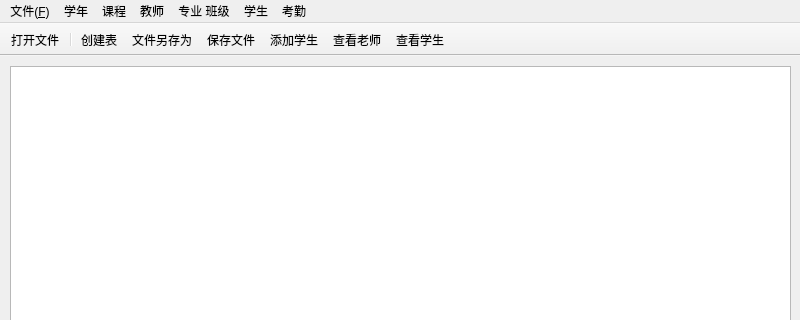
Qt form mainwindow.ui (GanYv123/DataProcessing) before a commit; both pictures show x 0 to 800 and y 0 to 320 of the 800 by 600 pixel window.
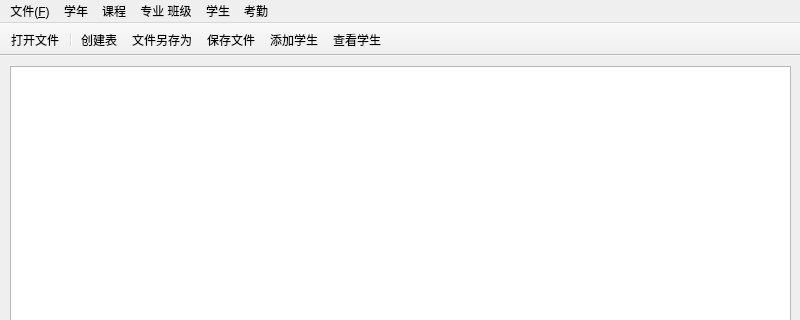
The same form after that commit. Icons and pictures are not drawn.

Patch:
```diff
--- a/mainwindow.ui
+++ b/mainwindow.ui
@@ -57,15 +57,6 @@
     <addaction name="ac_deleteStu"/>
     <addaction name="ac_checkStu"/>
    </widget>
-   <widget class="QMenu" name="menu_3">
-    <property name="title">
-     <string>教师</string>
-    </property>
-    <addaction name="ac_addTec"/>
-    <addaction name="separator"/>
-    <addaction name="ac_deleteTec"/>
-    <addaction name="ac_checkTec"/>
-   </widget>
    <widget class="QMenu" name="menu_4">
     <property name="title">
      <string>课程</string>
@@ -94,7 +85,6 @@
    <addaction name="menu"/>
    <addaction name="menu_6"/>
    <addaction name="menu_4"/>
-   <addaction name="menu_3"/>
    <addaction name="menu_7"/>
    <addaction name="menu_2"/>
    <addaction name="menu_5"/>
@@ -125,7 +115,6 @@
    <addaction name="ac_Save_as"/>
    <addaction name="ac_saveFiles"/>
    <addaction name="ac_addStu"/>
-   <addaction name="ac_checkTec"/>
    <addaction name="ac_checkStu"/>
   </widget>
   <action name="ac_openFiles">
@@ -305,18 +294,6 @@
     <string>查看学生</string>
    </property>
   </action>
-  <action name="ac_checkTec">
-   <property name="icon">
-    <iconset resource="icons.qrc">
-     <normaloff>:/images/app.ico</normaloff>:/images/app.ico</iconset>
-   </property>
-   <property name="text">
-    <string>查看老师</string>
-   </property>
-   <property name="toolTip">
-    <string>查看老师</string>
-   </property>
-  </action>
   <action name="ac_checkLesson">
    <property name="icon">
     <iconset resource="icons.qrc">
```
Left out of the diff: 51 changed lines with no effect on the pictures.
